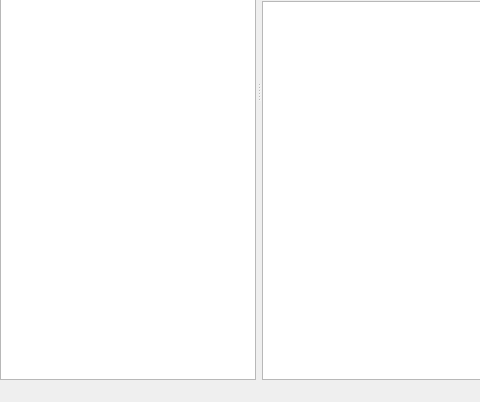
First picture: the form in mainwindow.ui, repository ABBAPOH/qbs-ui, before the edit; both pictures show x 0 to 480 and y 198 to 600 of the 800 by 600 pixel window.
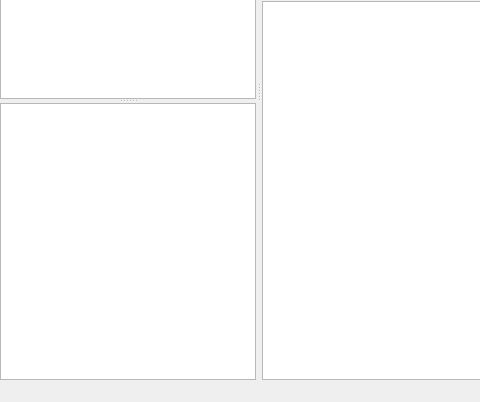
Second picture: the form after the edit. Custom widgets are drawn as their Qt base class.

Commit message: Add profiles model

Patch:
```diff
--- a/mainwindow.ui
+++ b/mainwindow.ui
@@ -168,7 +168,13 @@
       <number>0</number>
      </property>
      <item>
+      <widget class="QSplitter" name="splitter_2">
+       <property name="orientation">
+        <enum>Qt::Vertical</enum>
+       </property>
       <widget class="QTreeView" name="treeView"/>
+       <widget class="QTreeView" name="profilesView"/>
+      </widget>
      </item>
     </layout>
    </widget>
```
Lines whose indentation alone changed are shown as unchanged. The commit also changes 4 other files.
